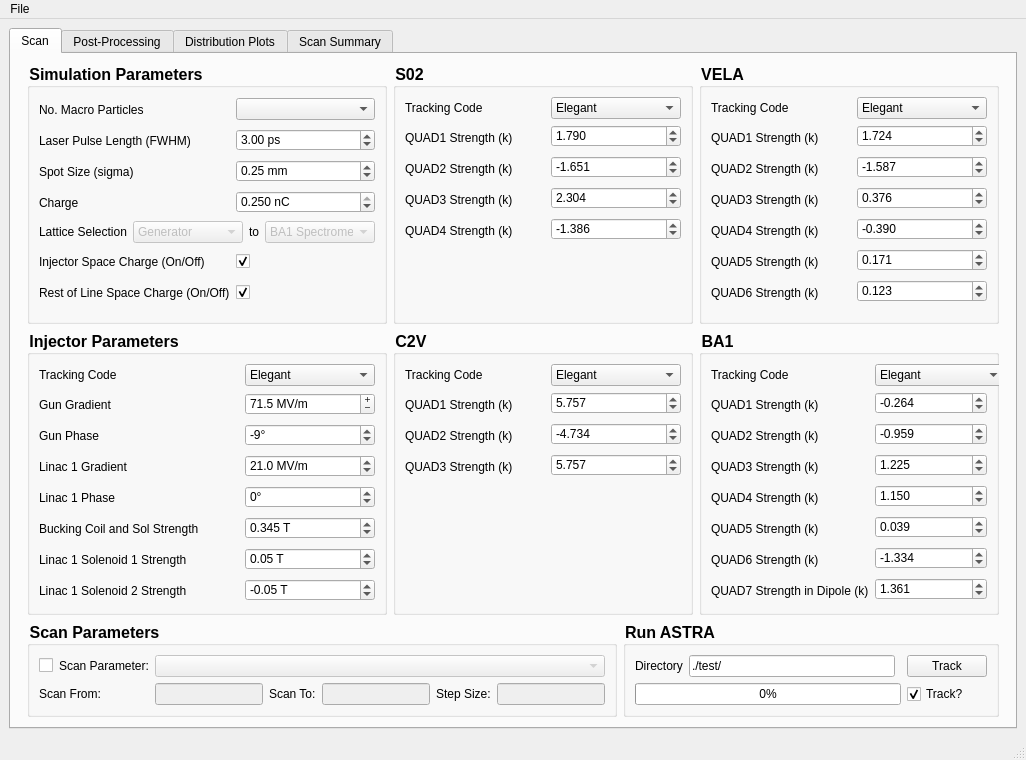
VELA-CLARA-software/OnlineModel, file astra_comparison_gui.ui: the form before one commit.
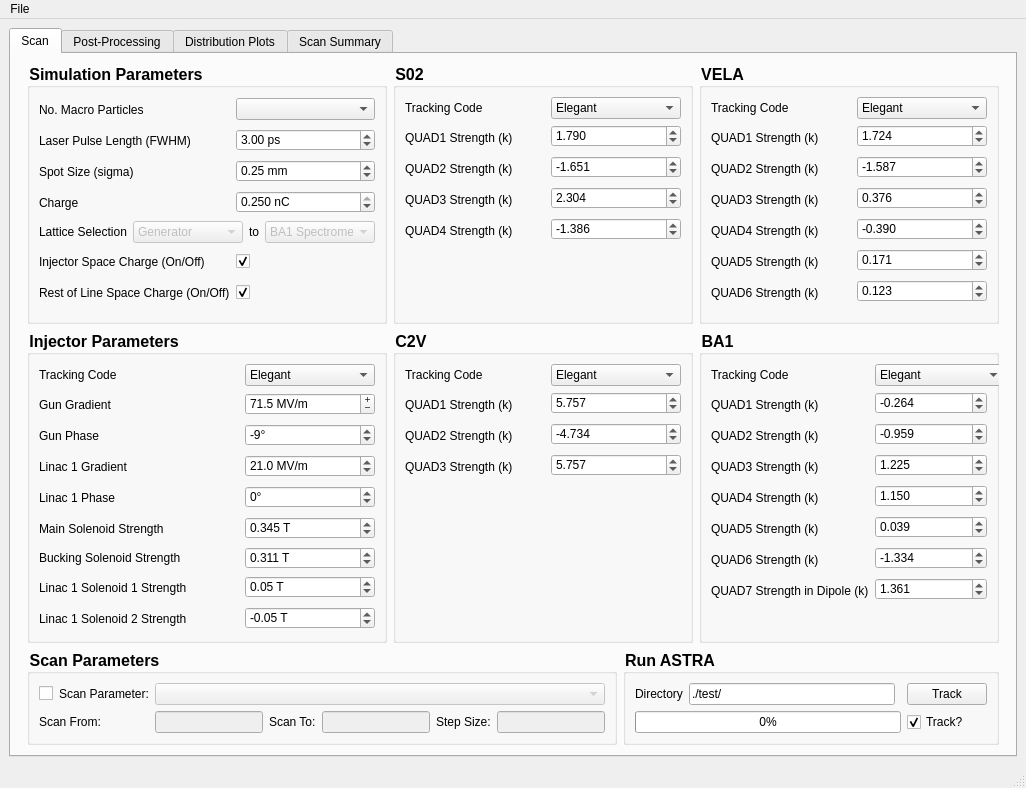
The form after the commit. Custom widgets are drawn as their Qt base class.

The edit to the form file:
```diff
--- a/astra_comparison_gui.ui
+++ b/astra_comparison_gui.ui
@@ -7,7 +7,7 @@
     <x>0</x>
     <y>0</y>
     <width>1026</width>
-    <height>750</height>
+    <height>776</height>
    </rect>
   </property>
   <property name="windowTitle">
@@ -894,11 +894,11 @@
               </size>
              </property>
              <property name="text">
-              <string>Bucking Coil and Sol Strength</string>
+              <string>Main Solenoid Strength</string>
              </property>
             </widget>
            </item>
-           <item row="6" column="2">
+           <item row="7" column="2">
             <widget class="QDoubleSpinBox" name="linac1_sol1_strength_2">
              <property name="maximumSize">
               <size>
@@ -954,7 +954,7 @@
              </property>
             </widget>
            </item>
-           <item row="6" column="0">
+           <item row="7" column="0">
             <widget class="QLabel" name="linac1_sol1_strength_label">
              <property name="sizePolicy">
               <sizepolicy hsizetype="Preferred" vsizetype="Preferred">
@@ -1048,7 +1048,7 @@
              </property>
             </widget>
            </item>
-           <item row="8" column="2">
+           <item row="9" column="2">
             <spacer name="verticalSpacer_2">
              <property name="orientation">
               <enum>Qt::Vertical</enum>
@@ -1061,7 +1061,7 @@
              </property>
             </spacer>
            </item>
-           <item row="7" column="0">
+           <item row="8" column="0">
             <widget class="QLabel" name="linac1_sol2_strength_label">
              <property name="sizePolicy">
               <sizepolicy hsizetype="Preferred" vsizetype="Preferred">
@@ -1080,7 +1080,7 @@
              </property>
             </widget>
            </item>
-           <item row="7" column="2">
+           <item row="8" column="2">
             <widget class="QDoubleSpinBox" name="linac1_sol2_strength_2">
              <property name="maximumSize">
               <size>
@@ -1108,6 +1108,38 @@
              </property>
             </widget>
            </item>
+           <item row="6" column="0">
+            <widget class="QLabel" name="label_7">
+             <property name="text">
+              <string>Bucking Solenoid Strength</string>
+             </property>
+            </widget>
+           </item>
+           <item row="6" column="2">
+            <widget class="QDoubleSpinBox" name="buckingsol_strength">
+             <property name="accessibleName">
+              <string>lattice:CLA-LRG1-MAG-BSOL-01:field_amplitude</string>
+             </property>
+             <property name="suffix">
+              <string> T</string>
+             </property>
+             <property name="decimals">
+              <number>3</number>
+             </property>
+             <property name="minimum">
+              <double>0.000000000000000</double>
+             </property>
+             <property name="maximum">
+              <double>0.500000000000000</double>
+             </property>
+             <property name="singleStep">
+              <double>0.005000000000000</double>
+             </property>
+             <property name="value">
+              <double>0.311000000000000</double>
+             </property>
+            </widget>
+           </item>
           </layout>
          </widget>
         </item>
```
Left out of the diff: 4 changed lines with no effect on the pictures.
